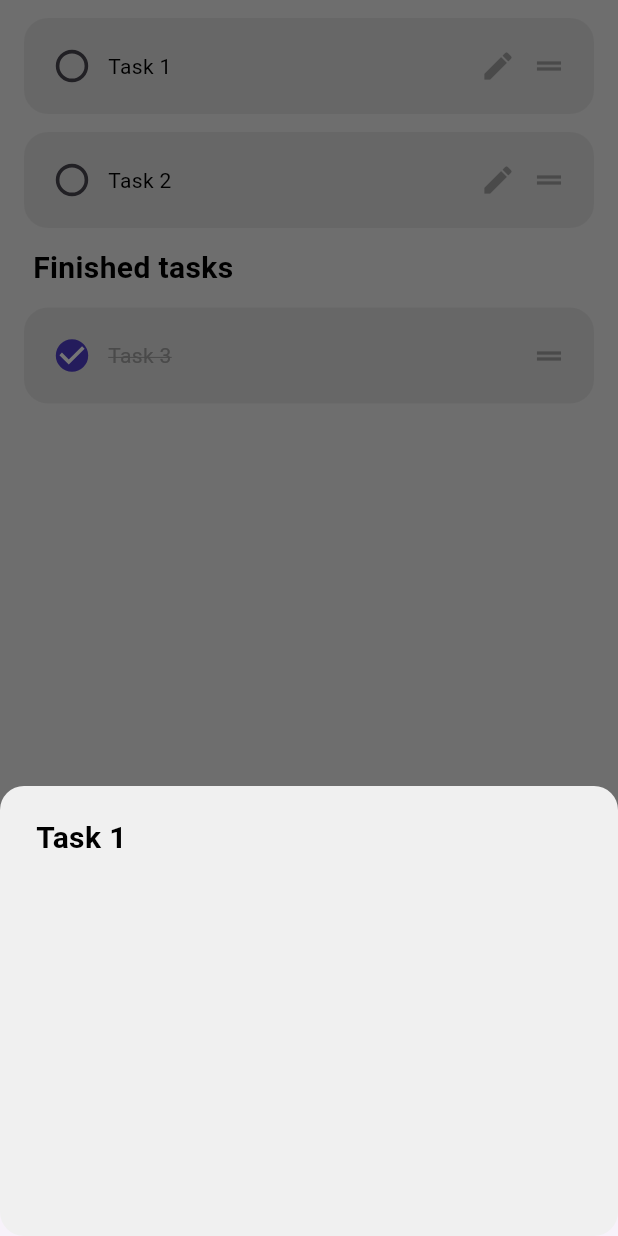
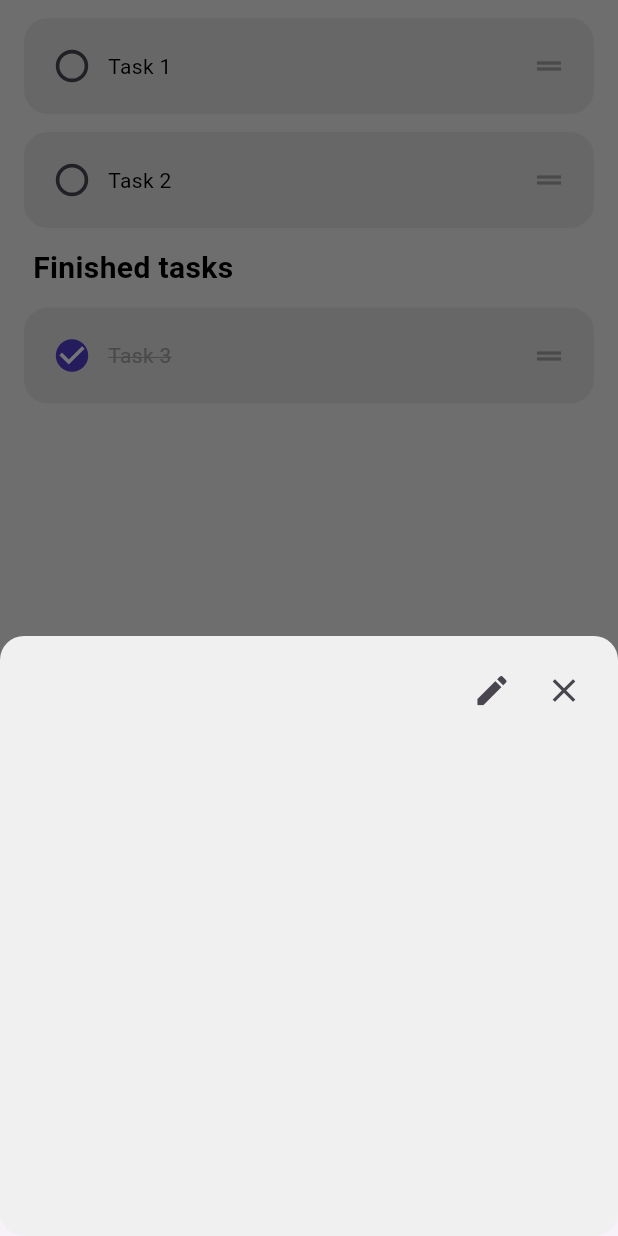
Before and after one commit to Lund2005/simple_todo_app, a Flutter app: the screen it shows after launch, after a tap on "Task 1", on a phone screen of 412 x 824 dp. Run offline on Flutter 3.47's test engine with Material 3 defaults, Android fonts, the light colour scheme and no system bars.

Commit message:
Started implementing editing menu

```diff
--- /dev/null
+++ b/lib/edit_window.dart
@@ -0,0 +1,64 @@
+import 'package:flutter/material.dart';
+
+class EditWindow extends StatefulWidget {
+  final String taskName;
+
+  const EditWindow({required this.taskName, super.key});
+
+  @override
+  State<EditWindow> createState() => _EditWindowState();
+}
+
+class _EditWindowState extends State<EditWindow> {
+  bool editing = false;
+
+  @override
+  Widget build(BuildContext context) {
+    return Column(
+      crossAxisAlignment: CrossAxisAlignment.start,
+      children: [
+        //icon buttons bar
+        Row(
+          mainAxisAlignment: MainAxisAlignment.end,
+          children:
+              !editing
+                  ? [
+                    IconButton(
+                      onPressed: () {
+                        setState(() {
+                          editing = true;
+                        });
+                      },
+                      icon: Icon(Icons.edit),
+                      iconSize: 26,
+                    ),
+                    IconButton(
+                      onPressed: () {
+                        Navigator.pop(context);
+                      },
+                      icon: Icon(Icons.close),
+                      iconSize: 26,
+                    ),
+                  ]
+                  : [
+                    //SizedBox for button click animation fix
+                    SizedBox(width: 0),
+                    IconButton(
+                      onPressed: () {
+                        //TODO save changes and close modal bottom sheet
+                        Navigator.pop(context);
+                      },
+                      icon: Icon(Icons.check),
+                      iconSize: 26,
+                    ),
+                  ],
+        ),
+        //content
+        Padding(
+          padding: const EdgeInsets.only(left: 20, right: 20, top: 12),
+          child: Column(children: []),
+        ),
+      ],
+    );
+  }
+}
--- a/lib/home_page.dart
+++ b/lib/home_page.dart
@@ -1,4 +1,5 @@
 import 'package:flutter/material.dart';
+import 'package:simple_todo/edit_window.dart';
 import 'package:simple_todo/listview_subheading.dart';
 import 'package:simple_todo/sending_textfield.dart';
 import 'package:simple_todo/todo_list_tile.dart';
@@ -89,17 +90,10 @@ class _HomePageState extends State<HomePage> {
             borderRadius: BorderRadius.circular(16),
             color: ColorPalette.background,
           ),
-          padding: EdgeInsets.only(left: 24, right: 24, top: 20, bottom: 35),
+          padding: EdgeInsets.only(left: 12, right: 12, top: 12, bottom: 24),
           width: MediaQuery.of(context).size.width,
-          height: 300,
-          child: Text(
-            todos[taskIndex].name,
-            style: TextStyle(
-              color: ColorPalette.onBackground,
-              fontSize: 20,
-              fontWeight: FontWeight.bold,
-            ),
-          ), //add edit menu here
+          height: 400,
+          child: EditWindow(taskName: todos[taskIndex].name),
         );
       },
     );
--- a/lib/todo_list_tile.dart
+++ b/lib/todo_list_tile.dart
@@ -73,29 +73,15 @@ class _TodoListTileState extends State<TodoListTile> {
             ),
             SizedBox(),
             Expanded(
-              child: Row(
-                mainAxisAlignment: MainAxisAlignment.end,
-                children: [
-                  widget.taskCompleted
-                      ? SizedBox(width: 0)
-                      : Padding(
-                        padding: EdgeInsets.only(right: 10),
-                        child: Icon(Icons.edit, color: ColorPalette.tertiary),
-                      ),
-                  Container(
+              child: Container(
                 padding: EdgeInsets.only(right: 10),
                 alignment: Alignment.centerRight,
                 //drag handle with icon
                 child: ReorderableDragStartListener(
                   enabled: widget.environmentalContent.length > 1,
                   index: widget.index,
-                      child: Icon(
-                        Icons.drag_handle,
-                        color: ColorPalette.tertiary,
+                  child: Icon(Icons.drag_handle, color: ColorPalette.tertiary),
                 ),
-                    ),
-                  ),
-                ],
               ),
             ),
           ],
```
Lines whose indentation alone changed are shown as unchanged.
